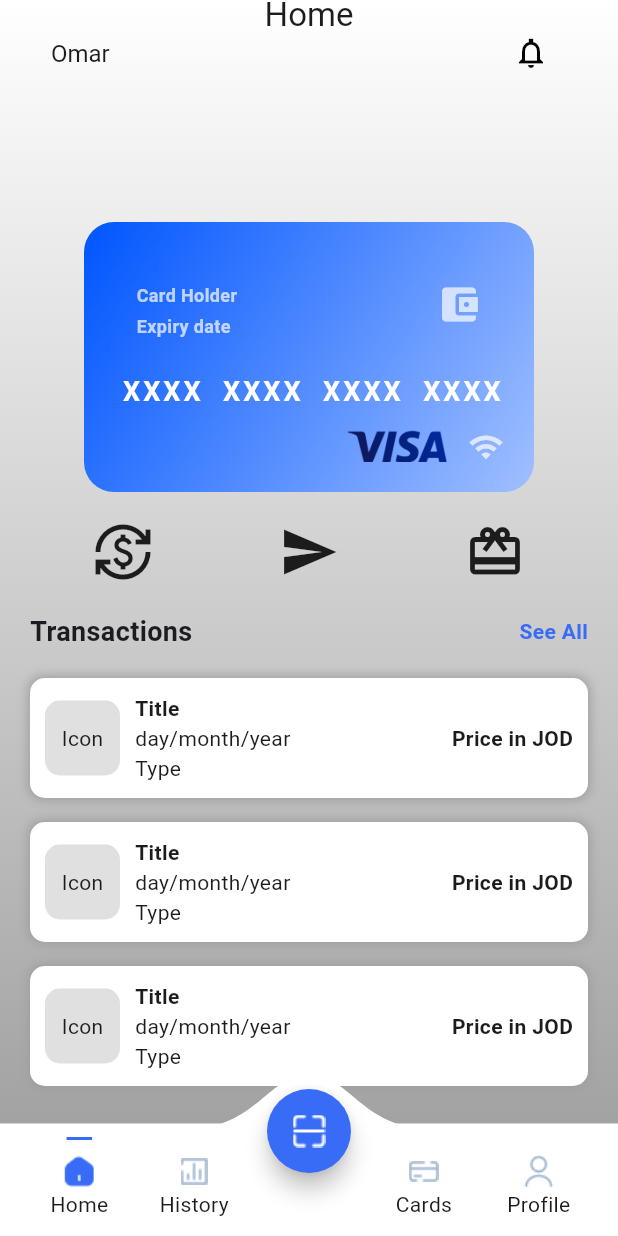
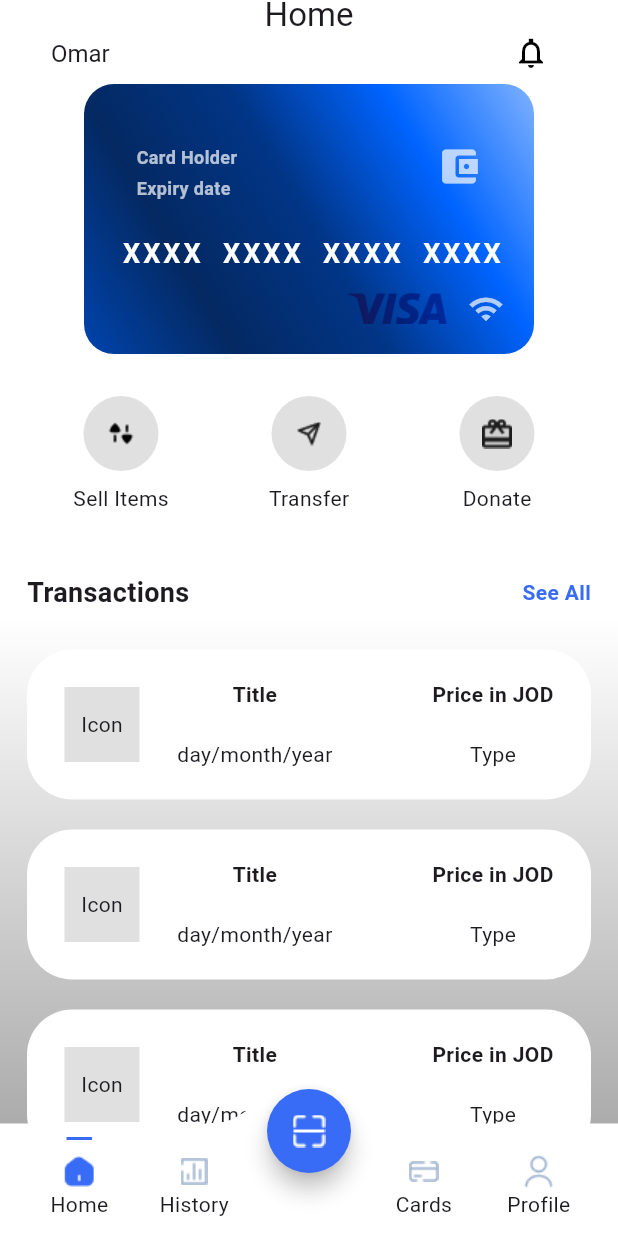
Before and after one commit to djf2d/EDF3, a Flutter app: the screen it shows after launch, on a phone screen of 412 x 824 dp. Run offline on Flutter 3.47's test engine with Material 3 defaults, Android fonts, the light colour scheme and no system bars; our stand-ins replace equatable, flutter_bloc.

Commit message:
Home screen Done, Card design done and welcome back rotatio

```diff
--- a/lib/features/cards/presentation/widgets/card_widget.dart
+++ b/lib/features/cards/presentation/widgets/card_widget.dart
@@ -1,25 +1,56 @@
+import 'dart:math';
 import 'package:flutter/material.dart';
 
-class CreditCard extends StatelessWidget {
+class CreditCard extends StatefulWidget {
   const CreditCard({super.key});
 
   @override
+  State<CreditCard> createState() => _CreditCardState();
+}
+
+class _CreditCardState extends State<CreditCard> {
+  double horizontalDrag = 0;
+
+  @override
   Widget build(BuildContext context) {
-    return Container(
+    return Center(
+      child: GestureDetector(
+        onHorizontalDragUpdate: (horizontal) {
+          setState(() {
+            horizontalDrag += horizontal.delta.dx;
+            horizontalDrag %= 360;
+          });
+        },
+        child: Transform(
+          transform: Matrix4.identity()
+            ..setEntry(3, 2, 0.001)
+            ..rotateY(pi / 180 * horizontalDrag),
+          alignment: Alignment.center,
+          child: Container(
             width: 300,
             height: 180,
             decoration: BoxDecoration(
               borderRadius: BorderRadius.circular(20),
               gradient: const LinearGradient(
                 colors: [
-            Color(0xFF0055FF),
-            Color(0xFFA0BFFF),
+                  Color(0xFF0044AE),
+                  Color(0xFF042962),
+                  Color(0xFF013586),
+                  Color(0xFF0064FF),
+                  Color(0xFF80B2FF),
+                  // Color(0xFF0055FF),
+                  // Color(0xFFA0BFFF)
                 ], // Updated gradient colors
-          begin: Alignment.topLeft,
-          end: Alignment.bottomRight,
+                begin: Alignment.bottomLeft,
+                end: Alignment.topRight,
               ),
             ),
-      child: cardFront(),
+            child: horizontalDrag <= 90 || horizontalDrag >= 270
+                ? cardFront()
+                : cardBack(),
+          ),
+        ),
+      ),
     );
   }
 
@@ -103,4 +134,48 @@ class CreditCard extends StatelessWidget {
       ),
     );
   }
+
+  Widget cardBack() {
+    return Container(
+      padding: const EdgeInsets.only(top: 18),
+      decoration: BoxDecoration(
+        borderRadius: BorderRadius.circular(20),
+        gradient: const LinearGradient(
+          colors: [
+            Color(0xFF0055FF),
+            Color(0xFF007BFF)
+          ], // Updated gradient colors
+          begin: Alignment.topLeft,
+          end: Alignment.bottomRight,
+        ),
+      ),
+      child: Column(
+        children: <Widget>[
+          Container(
+            height: 40,
+            color: Colors.black.withOpacity(0.8),
+          ),
+          Padding(
+            padding:
+                const EdgeInsets.symmetric(vertical: 8.0, horizontal: 15.0),
+            child: Row(
+              children: [
+                Container(
+                  height: 20,
+                  width: 100,
+                  color: Colors.white70,
+                ),
+                const Spacer(),
+                Container(
+                  height: 20,
+                  width: 30,
+                  color: Colors.white70,
+                ),
+              ],
+            ),
+          ),
+        ],
+      ),
+    );
   }
+}
--- /dev/null
+++ b/lib/features/home_screen/presentation/widgets/custom_home_button.dart
@@ -0,0 +1,33 @@
+import 'package:flutter/material.dart';
+
+class CustomHomeButton extends StatelessWidget {
+  const CustomHomeButton({
+    super.key,
+    required this.iconPath,
+    required this.text,
+  });
+
+  final String iconPath;
+  final String text;
+
+  @override
+  Widget build(BuildContext context) {
+    return Column(
+      children: [
+        IconButton(
+          onPressed: () {},
+          icon: Container(
+            height: 50,
+            width: 50,
+            decoration: BoxDecoration(
+              color: Colors.grey[300],
+              borderRadius: BorderRadius.circular(25),
+            ),
+            child: Image.asset(iconPath),
+          ),
+        ),
+        Text(text),
+      ],
+    );
+  }
+}
--- /dev/null
+++ b/lib/features/home_screen/presentation/widgets/transaction_list_item.dart
@@ -0,0 +1,52 @@
+import 'package:flutter/material.dart';
+
+class TransactionListItem extends StatelessWidget {
+  const TransactionListItem({super.key});
+
+  @override
+  Widget build(BuildContext context) {
+    return Container(
+      padding: const EdgeInsets.symmetric(horizontal: 25, vertical: 20),
+      decoration: BoxDecoration(
+        color: Colors.white,
+        borderRadius: BorderRadius.circular(30),
+      ),
+      child: Row(
+        children: [
+          Container(
+            height: 50,
+            width: 50,
+            color: Colors.grey[300],
+            child: const Center(
+              child: Text("Icon"),
+            ),
+          ),
+          const SizedBox(width: 25),
+          const Column(
+            children: [
+              Text(
+                "Title",
+                style: TextStyle(
+                  fontWeight: FontWeight.bold,
+                ),
+              ),
+              SizedBox(height: 20),
+              Text("day/month/year"),
+            ],
+          ),
+          const Spacer(),
+          const Column(
+            children: [
+              Text(
+                "Price in JOD",
+                style: TextStyle(fontWeight: FontWeight.bold),
+              ),
+              SizedBox(height: 20),
+              Text("Type"),
+            ],
+          ),
+        ],
+      ),
+    );
+  }
+}
--- a/lib/utils/assets.dart
+++ b/lib/utils/assets.dart
@@ -3,7 +3,10 @@ enum AppIcons with AppIconsName {
   home("home"),
   history("history"),
   qr("qr"),
-  profile("profile");
+  profile("profile"),
+  transfer("transfer"),
+  sellItems("sell-items"),
+  donate("donate");
 
   const AppIcons(this.name);
 
--- a/lib/utils/history_screen.dart
+++ b/lib/utils/history_screen.dart
@@ -1,3 +1,4 @@
+import 'package:edf3/features/home_screen/presentation/widgets/transaction_list_item.dart';
 import 'package:edf3/utils/theme.dart';
 import 'package:flutter/material.dart';
 
@@ -68,50 +69,11 @@ class HistoryScreen extends StatelessWidget {
             ),
           ),
           ...List.generate(
-            3,
-            (index) => Padding(
-              padding: const EdgeInsets.all(8.0),
-              child: Container(
-                padding: const EdgeInsets.all(10),
-                width: double.infinity,
-                decoration: BoxDecoration(
-                  color: Colors.white,
-                  borderRadius: BorderRadius.circular(10),
-                  boxShadow: const [
-                    BoxShadow(
-                      color: Colors.grey,
-                      blurRadius: 5,
-                      spreadRadius: 1,
-                    )
-                  ],
-                ),
-                child: Row(
-                  children: [
-                    Container(
-                      height: 50,
-                      width: 50,
-                      color: Colors.grey[300],
-                      child: const Center(child: Text("Icon")),
-                    ),
-                    const SizedBox(width: 10),
-                    const Column(
-                      crossAxisAlignment: CrossAxisAlignment.start,
-                      children: [
-                        Text("Title"),
-                        Text("day/month/year"),
-                        Text("Type"),
-                      ],
-                    ),
-                    const Spacer(),
-                    const Text(
-                      "Price in JOD",
-                      style: TextStyle(fontWeight: FontWeight.bold),
-                    ),
-                  ],
-                ),
-              ),
-            ),
-          ),
+              3,
+              (index) => Padding(
+                    padding: const EdgeInsets.only(bottom: 15),
+                    child: TransactionListItem(),
+                  )),
         ],
       ),
     );
--- a/lib/utils/home_screen.dart
+++ b/lib/utils/home_screen.dart
@@ -1,6 +1,9 @@
+import 'package:edf3/utils/assets.dart';
 import 'package:flutter/material.dart';
 import 'package:edf3/utils/theme.dart';
-import '../features/cards/presentation/widgets/card_widget.dart'; // Import your CreditCard widget
+import '../features/cards/presentation/widgets/card_widget.dart';
+import '../features/home_screen/presentation/widgets/custom_home_button.dart';
+import '../features/home_screen/presentation/widgets/transaction_list_item.dart'; // Import your CreditCard widget
 
 class HomeScreen extends StatelessWidget {
   const HomeScreen({super.key});
@@ -18,32 +21,42 @@ class HomeScreenWidgets extends StatelessWidget {
 
   @override
   Widget build(BuildContext context) {
-    return SingleChildScrollView(
-      child: Padding(
-        padding: const EdgeInsets.all(20.0), // Ensuring uniform padding
+    return Padding(
+      padding: const EdgeInsets.symmetric(horizontal: 18),
+      child: CustomScrollView(
+        slivers: [
+          SliverToBoxAdapter(
             child: Column(
               crossAxisAlignment: CrossAxisAlignment.start,
               children: [
                 // Center the CreditCard widget
-            const Center(
-              child: CreditCard(), // Centering the CreditCard widget
-            ),
+                const CreditCard(),
                 const SizedBox(height: 20), // Adding spacing between sections
-            const Row(
+                Row(
                   mainAxisAlignment: MainAxisAlignment.spaceAround,
                   children: [
-                Icon(Icons.currency_exchange, size: 40),
-                Icon(Icons.send, size: 40),
-                Icon(Icons.card_giftcard, size: 40),
+                    CustomHomeButton(
+                      text: 'Sell Items',
+                      iconPath: AppIcons.sellItems.getPath(),
+                    ),
+                    CustomHomeButton(
+                      text: 'Transfer',
+                      iconPath: AppIcons.transfer.getPath(),
+                    ),
+                    CustomHomeButton(
+                      text: 'Donate',
+                      iconPath: AppIcons.donate.getPath(),
+                    ),
                   ],
                 ),
-            const SizedBox(height: 20), // Spacing for better readability
+                const SizedBox(height: 40), // Spacing for better readability
                 const Row(
                   mainAxisAlignment: MainAxisAlignment.spaceBetween,
                   children: [
                     Text(
                       "Transactions",
-                  style: TextStyle(fontWeight: FontWeight.bold, fontSize: 18),
+                      style:
+                          TextStyle(fontWeight: FontWeight.bold, fontSize: 18),
                     ),
                     Text(
                       "See All",
@@ -54,71 +67,25 @@ class HomeScreenWidgets extends StatelessWidget {
                     ),
                   ],
                 ),
-            const SizedBox(height: 10), // Minor spacing
-            Column(
-              children: List.generate(
-                3,
-                (index) => Padding(
-                  padding: const EdgeInsets.symmetric(
-                    vertical: 8.0,
-                  ),
-                  child: Container(
-                    padding: const EdgeInsets.all(10),
-                    decoration: BoxDecoration(
-                      color: Colors.white,
-                      borderRadius: BorderRadius.circular(10),
-                      boxShadow: const [
-                        BoxShadow(
-                          color: Colors.grey,
-                          blurRadius: 5,
-                          spreadRadius: 1,
-                        ),
-                      ],
-                    ),
-                    child: Row(
-                      children: [
-                        Container(
-                          height: 50,
-                          width: 50,
-                          decoration: BoxDecoration(
-                            color: Colors.grey[300],
-                            borderRadius: BorderRadius.circular(
-                              10,
-                            ), // Rounded icon container
-                          ),
-                          child: const Center(
-                            child: Text("Icon"),
-                          ),
-                        ),
-                        const SizedBox(width: 10),
-                        const Expanded(
-                          // Ensure text doesn't overflow or cause layout issues
-                          child: Column(
-                            crossAxisAlignment: CrossAxisAlignment.start,
-                            children: [
-                              Text(
-                                "Title",
-                                style: TextStyle(
-                                  fontWeight: FontWeight.bold,
-                                ),
-                              ),
-                              Text("day/month/year"),
-                              Text("Type"),
+                const SizedBox(height: 25), // Minor spacing
               ],
             ),
           ),
-                        const Text(
-                          "Price in JOD",
-                          style: TextStyle(fontWeight: FontWeight.bold),
-                        ),
-                      ],
+          SliverToBoxAdapter(
+            child: ListView.builder(
+              itemCount: 5,
+              shrinkWrap: true,
+              physics: const NeverScrollableScrollPhysics(),
+              itemBuilder: (context, index) {
+                return const Padding(
+                  padding: EdgeInsets.only(bottom: 20),
+                  child: TransactionListItem(),
+                );
+              },
             ),
           ),
-                ),
-              ),
-            ),
+          const SliverToBoxAdapter(child: SizedBox(height: 70))
         ],
-        ),
       ),
     );
   }
--- a/lib/utils/theme.dart
+++ b/lib/utils/theme.dart
@@ -11,9 +11,10 @@ class AppTheme {
       end: Alignment.bottomCenter,
       colors: [
         Color(0xFFFFFFFF), // White color
+        Color(0xFFFFFFFF), // White color
         Color(0xFF999999), // Gray color
       ],
-      stops: [0, 1.0], // Matches the gradient stops you provided
+      // stops: [0, 1.0], // Matches the gradient stops you provided
     ),
   );
 }
```
Also changed, not shown: assets/donate.png (added), assets/sell-items.png (renamed from assets/Swap.png), assets/transfer.png (renamed from assets/Send.png), 4 other files. Lines whose indentation alone changed are shown as unchanged.
